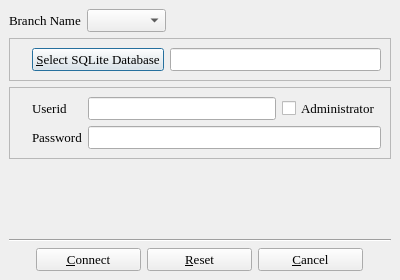
textbrowser/biblioteq, file branch_s.ui: the form before one commit.
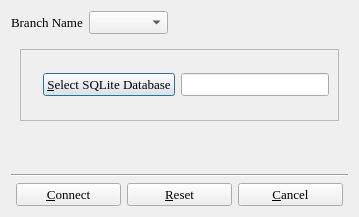
The form after the commit. Icons and pictures are not drawn.

Commit message: Improved the functionality of the Branch Selection dialog with a QStackedWidget.

```diff
--- a/branch_s.ui
+++ b/branch_s.ui
@@ -5,16 +5,10 @@
    <rect>
     <x>0</x>
     <y>0</y>
-    <width>400</width>
-    <height>280</height>
+    <width>359</width>
+    <height>217</height>
    </rect>
   </property>
-  <property name="sizePolicy" >
-   <sizepolicy vsizetype="Minimum" hsizetype="Preferred" >
-    <horstretch>0</horstretch>
-    <verstretch>0</verstretch>
-   </sizepolicy>
-  </property>
   <property name="font" >
    <font>
     <family>Times</family>
@@ -28,13 +22,7 @@
    <iconset>
     <normaloff>icons.d/book.gif</normaloff>icons.d/book.gif</iconset>
   </property>
-  <layout class="QVBoxLayout" >
-   <property name="spacing" >
-    <number>6</number>
-   </property>
-   <property name="margin" >
-    <number>9</number>
-   </property>
+  <layout class="QVBoxLayout" name="verticalLayout_3" >
    <item>
     <layout class="QHBoxLayout" >
      <property name="spacing" >
@@ -89,6 +77,19 @@
     </layout>
    </item>
    <item>
+    <widget class="QStackedWidget" name="stackedWidget" >
+     <property name="sizePolicy" >
+      <sizepolicy vsizetype="Fixed" hsizetype="Preferred" >
+       <horstretch>0</horstretch>
+       <verstretch>0</verstretch>
+      </sizepolicy>
+     </property>
+     <property name="currentIndex" >
+      <number>0</number>
+     </property>
+     <widget class="QWidget" name="page_5" >
+      <layout class="QVBoxLayout" name="verticalLayout" >
+       <item>
     <widget class="QFrame" name="file_frame" >
      <property name="frameShape" >
       <enum>QFrame::StyledPanel</enum>
@@ -130,6 +131,10 @@
      </layout>
     </widget>
    </item>
+      </layout>
+     </widget>
+     <widget class="QWidget" name="page_6" >
+      <layout class="QVBoxLayout" name="verticalLayout_2" >
    <item>
     <widget class="QFrame" name="db_frame" >
      <property name="sizePolicy" >
@@ -217,15 +222,19 @@
      </layout>
     </widget>
    </item>
+      </layout>
+     </widget>
+    </widget>
+   </item>
    <item>
-    <spacer>
+    <spacer name="verticalSpacer" >
      <property name="orientation" >
       <enum>Qt::Vertical</enum>
      </property>
      <property name="sizeHint" stdset="0" >
       <size>
-       <width>382</width>
-       <height>21</height>
+       <width>20</width>
+       <height>40</height>
       </size>
      </property>
     </spacer>
```
Lines whose indentation alone changed are shown as unchanged. The commit also changes 1 other file.
